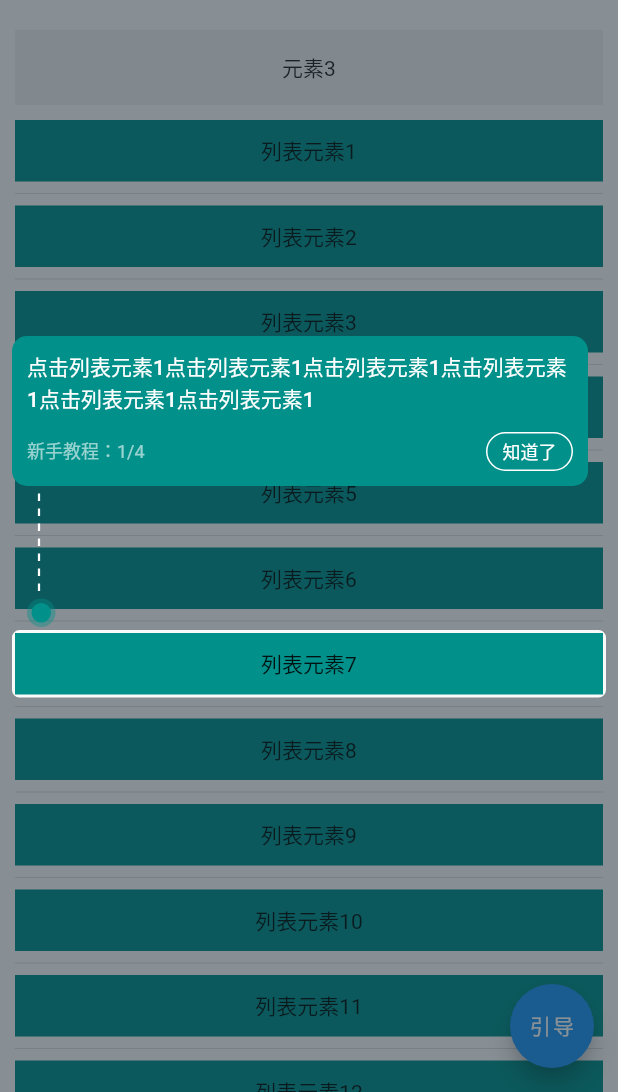
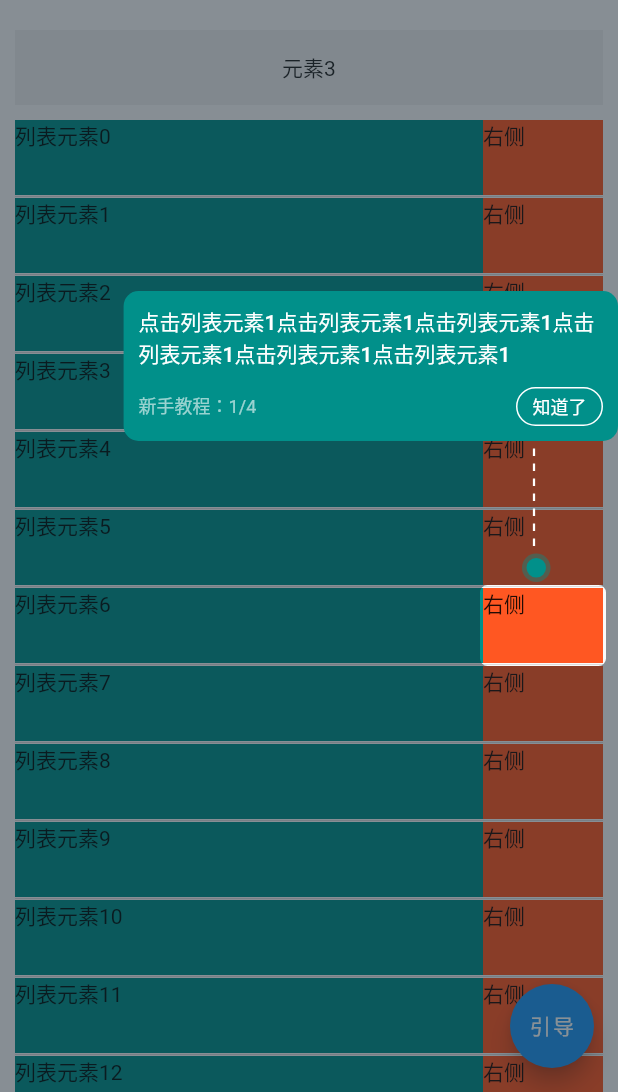
Before and after one commit to error-code/leguang_guide, a Flutter app: the screen it shows after launch, after a tap on "引导", on a phone screen of 412 x 824 dp, the part 144-1236 px from its top. Run offline on Flutter 3.47's test engine with Material 3 defaults, Android fonts, the phone set to English and light mode, and no system bars.

Commit message:
update 0.0.6

```diff
--- a/example/lib/main.dart
+++ b/example/lib/main.dart
@@ -43,7 +43,7 @@ class _MyHomePageState extends State<MyHomePage> {
   GlobalKey key4 = GlobalKey();
 
   void begin(){
-    LeguangGuide.show(
+    LeguangGuideTool.show(
       context: context,
       guides: [
         GuideEntity(keyId: key4,title: '点击列表元素1点击列表元素1点击列表元素1点击列表元素1点击列表元素1点击列表元素1'),
@@ -110,14 +110,27 @@ class _MyHomePageState extends State<MyHomePage> {
               shrinkWrap: true,
               padding: const EdgeInsets.symmetric(vertical: 10),
               physics: const NeverScrollableScrollPhysics(),
-              separatorBuilder: (_,index)=>const Divider(),
+              separatorBuilder: (_,index)=>const Divider(height: 2),
               itemBuilder: (_,index){
                 return Container(
-                  key: index==6?key4:null,
-                  padding: const EdgeInsets.symmetric(vertical: 10),
                   color: const Color(0xff01908A),
+                  height: 50,
                   alignment: Alignment.center,
-                  child: Text('列表元素${index+1}'),
+                  child: Row(
+                    mainAxisAlignment: MainAxisAlignment.spaceBetween,
+                    crossAxisAlignment: CrossAxisAlignment.stretch,
+                    children: [
+                      Expanded(
+                        child: Text('列表元素$index'),
+                      ),
+                      Container(
+                        key: index==6?key4:null,
+                        color: Colors.deepOrange,
+                        width: 80,
+                        child: Text('右侧'),
+                      )
+                    ],
+                  ),
                 );
               },
             )
--- a/lib/leguang_guide.dart
+++ b/lib/leguang_guide.dart
@@ -1,50 +1,4 @@
-library leguang_guide;
-
-import 'package:flutter/material.dart';
-import 'package:leguang_guide/leguang_guide_view.dart';
-import 'leguang_guide_entity.dart';
-export 'leguang_guide_entity.dart';
-
-class LeguangGuide{
-
-  static show({
-    required BuildContext context,
-    List<GuideEntity> guides = const [],
-    String tips = '新手教程'
-  }){
-
-    if(guides.isEmpty) return;
-
-    List<GuideStepEntity> steps = [];
-    for(var item in guides){
-      final RenderBox renderBox = item.keyId.currentContext!.findRenderObject() as RenderBox;
-      // 获取 widget 的大小
-      final size = renderBox.size;
-
-      print('Size: ${size.width} x ${size.height}');
-
-      // 获取 widget 相对于屏幕的位置
-      final position = renderBox.localToGlobal(Offset.zero);
-      print('Position: ${position.dx}, ${position.dy}');
-      steps.add(GuideStepEntity(
-        title: item.title??'',
-        size: Size(
-          size.width+4,
-          size.height+4
-        ),
-        offset: Offset(position.dx-2, position.dy-2)
-      ));
-    }
-
-    showDialog(
-      context: context,
-      barrierColor: Colors.transparent,
-      useSafeArea: false,
-      builder: (_){
-        return LeguangGuideView(
-          steps: steps,
-        );
-      }
-    );
-  }
-}
+library;
+export 'src/leguang_guide_tool.dart';
+export 'src/leguang_guide_view.dart';
+export 'src/leguang_guide_entity.dart';
--- /dev/null
+++ b/lib/src/leguang_guide_box.dart
@@ -0,0 +1,112 @@
+import 'package:flutter/material.dart';
+
+class LeguangGuideBox extends StatefulWidget {
+  const LeguangGuideBox({
+    super.key,
+    this.title,
+    required this.offset,
+    this.current = 0,
+    this.count = 0,
+    this.onNext,
+    this.onInit
+  });
+  final String? title;
+  final Offset offset;
+  final int count;
+  final int current;
+  final VoidCallback? onNext;
+  final ValueChanged<Size>? onInit;
+
+  @override
+  State<LeguangGuideBox> createState() => _LeguangGuideBoxState();
+}
+
+class _LeguangGuideBoxState extends State<LeguangGuideBox> {
+
+  final GlobalKey _key = GlobalKey();
+
+  @override
+  void initState() {
+    super.initState();
+
+    WidgetsBinding.instance.addPostFrameCallback((_) {
+      final RenderBox box = _key.currentContext!.findRenderObject() as RenderBox;
+      final size = box.size;
+      final position = box.localToGlobal(Offset.zero);
+      print("尺寸: $size");
+      widget.onInit?.call(size);
+    });
+  }
+
+  @override
+  Widget build(BuildContext context) {
+    return Stack(
+      children: [
+        LayoutBuilder(
+          builder: (_,box){
+            double width = MediaQuery.sizeOf(context).width;
+            double minWidth = 200;
+            double maxWidth = width*.8;
+            // if(maxWidth<minWidth){
+            //   maxWidth = minWidth;
+            // }
+            return AnimatedContainer(
+              key: _key,
+              duration: const Duration(milliseconds: 200),
+              decoration: BoxDecoration(
+                color: const Color(0xff01908A),
+                borderRadius: BorderRadius.circular(10)
+              ),
+              constraints: BoxConstraints(
+                maxWidth: maxWidth,
+                minWidth: minWidth
+              ),
+              padding: const EdgeInsets.symmetric(horizontal: 10,vertical: 10),
+              child: Column(
+                crossAxisAlignment: CrossAxisAlignment.start,
+                children: [
+                  Text(widget.title??'未命名',style:const TextStyle(
+                    color: Colors.white,
+                    fontSize: 14,
+                    fontWeight: FontWeight.w500
+                  )),
+                  Container(
+                    margin: const EdgeInsets.only(
+                      top: 15,
+                      bottom: 5
+                    ),
+                    child: Text('新手教程：${widget.current+1}/${widget.count}',style: TextStyle(
+                      color: Colors.white.withOpacity(.6),
+                      fontSize: 12
+                    )),
+                  )
+                ],
+              ),
+            );
+          },
+        ),
+        Positioned(
+          right: 10,
+          bottom: 10,
+          child: GestureDetector(
+            onTap: widget.onNext,
+            child: Container(
+              decoration: BoxDecoration(
+                color: Colors.transparent,
+                borderRadius: BorderRadius.circular(20),
+                border: Border.all(
+                  color: Colors.white
+                )
+              ),
+              padding: const EdgeInsets.symmetric(horizontal: 10,vertical: 3),
+              child: const Text('知道了',style: TextStyle(
+                  fontSize: 12,
+                  color: Colors.white
+              )),
+            ),
+          ),
+        )
+      ],
+    );
+  }
+}
--- /dev/null
+++ b/lib/src/leguang_guide_tool.dart
@@ -0,0 +1,47 @@
+import 'package:flutter/material.dart';
+
+import '../leguang_guide.dart';
+import 'leguang_guide_entity.dart';
+
+class LeguangGuideTool{
+  static show({
+    required BuildContext context,
+    List<GuideEntity> guides = const [],
+    String tips = '新手教程'
+  }){
+
+    if(guides.isEmpty) return;
+
+    List<GuideStepEntity> steps = [];
+    for(var item in guides){
+      final RenderBox renderBox = item.keyId.currentContext!.findRenderObject() as RenderBox;
+      // 获取 widget 的大小
+      final size = renderBox.size;
+
+      print('Size: ${size.width} x ${size.height}');
+
+      // 获取 widget 相对于屏幕的位置
+      final position = renderBox.localToGlobal(Offset.zero);
+      print('Position: ${position.dx}, ${position.dy}');
+      steps.add(GuideStepEntity(
+        title: item.title??'',
+        size: Size(
+          size.width+4,
+          size.height+4
+        ),
+        offset: Offset(position.dx-2, position.dy-2)
+      ));
+    }
+
+    showDialog(
+        context: context,
+        barrierColor: Colors.transparent,
+        useSafeArea: false,
+        builder: (_){
+          return LeguangGuideView(
+            steps: steps,
+          );
+        }
+    );
+  }
+}
--- a/lib/leguang_guide_view.dart
+++ b/lib/src/leguang_guide_view.dart
@@ -1,8 +1,8 @@
 import 'dart:developer';
+import 'package:flutter/material.dart';
+import 'package:leguang_guide/src/leguang_guide_box.dart';
+import '../leguang_guide.dart';
 
-import 'package:flutter/material.dart';
-
-import 'leguang_guide_entity.dart';
 
 class LeguangGuideView extends StatefulWidget {
   const LeguangGuideView({super.key,this.steps = const []});
@@ -20,15 +20,14 @@ class _LeguangGuideViewState extends State<LeguangGuideView> {
   String title = '';
   GlobalKey key = GlobalKey();
   double titleHeight = 0;
+  List<Size> sizeList = [];
+  bool isBegin = false;
 
   @override
   void initState() {
     // TODO: implement initState
     super.initState();
-
-    if(widget.steps.isNotEmpty){
-      toNext();
-    }
+    sizeList = List.generate(widget.steps.length, (_)=>Size.zero);
   }
 
   void toNext(){
@@ -37,20 +36,17 @@ class _LeguangGuideViewState extends State<LeguangGuideView> {
       Navigator.pop(context);
       return;
     }
+    setState(() {});
     WidgetsBinding.instance.addPostFrameCallback((_) {
       // 组件渲染完成后执行的操作
       // 延迟到下一帧渲染完成后执行
       print("Widget渲染完成，延迟操作");
-      RenderBox box = key.currentContext!.findRenderObject() as RenderBox;
-      log('${box.size.height}');
       offset = widget.steps[current].offset;
-      titleHeight = box.size.height;
+      size = widget.steps[current].size;
+      titleHeight = sizeList[current].height;
+      title = widget.steps[current].title;
       setState(() {});
     });
-    // offset = widget.steps[current].offset;
-    size = widget.steps[current].size;
-    title = widget.steps[current].title;
-    setState(() { });
   }
 
   @override
@@ -61,44 +57,76 @@ class _LeguangGuideViewState extends State<LeguangGuideView> {
         backgroundColor: Colors.transparent,
         body: Stack(
           children: [
-            ...stepWidget(),
+            /// 先渲染
+            Positioned(
+              left: 0,
+              right: 0,
+              child: Opacity(
+                opacity: 0,
+                child: widgetList(),
+              ),
+            ),
+            Positioned.fill(
+              child: ClipPath(
+                clipper: TransparentClipper(
+                  boxOffset: offset,
+                  boxSize: size
+                ), // 定义透明区域
+                child: Container(
+                  color: const Color(0xff14232E).withOpacity(0.5), // 半透明遮罩层
+                ),
+              ),
+            ),
             Positioned(
               top: kToolbarHeight-10,
               right: 20,
               child: skipWidget(),
             ),
-            tipsWidget(),
+            if(current>-1)
+              tipsWidget(),
           ],
         ),
       ),
     );
   }
 
-  List<Positioned> stepWidget(){
-    return  [
-      // 位置
-      Positioned.fill(
-        child: ClipPath(
-          clipper: TransparentClipper(
-            boxOffset: offset,
-            boxSize: size
-          ), // 定义透明区域
-          child: Container(
-            color: const Color(0xff14232E).withOpacity(0.5), // 半透明遮罩层
-          ),
-        ),
-      ),
-      //绘制小圆点
-    ];
+  Widget widgetList(){
+    return Column(
+      crossAxisAlignment: CrossAxisAlignment.start,
+      children: List.generate(widget.steps.length, (index){
+        return LeguangGuideBox(
+          title: widget.steps[index].title,
+          offset: offset,
+          onInit: (_){
+            sizeList[index] = _;
+            if(!isBegin){
+              isBegin = true;
+              toNext();
+            }
+          },
+        );
+      }),
+    );
   }
 
-  AnimatedPositioned tipsWidget(){
+
+  Widget tipsWidget(){
+
+    double width = MediaQuery.sizeOf(context).width;
     double left = offset.dx;
     double? top = offset.dy+size.height+4;
     bool isBottom = top>MediaQuery.sizeOf(context).height/2;
     if(isBottom){
       top-= size.height+100+titleHeight;
     }
+    var boxSize = sizeList[current];
+    if(left>width-boxSize.width){
+      left = width-boxSize.width;
+    }
+    var lineLeft = (offset.dx-(width-boxSize.width)+size.width/3);
+    print('lineLeft->$lineLeft');
+    if(lineLeft<0) lineLeft = 20;
+
     return AnimatedPositioned(
       duration: const Duration(milliseconds: 200),
       left: left,
@@ -106,21 +134,35 @@ class _LeguangGuideViewState extends State<LeguangGuideView> {
       child: Column(
         crossAxisAlignment: CrossAxisAlignment.start,
         children: isBottom?[
-          titleWidget(),
+          LeguangGuideBox(
+            title: title,
+            offset: offset,
+            onNext: toNext,
+            current: current,
+            count: widget.steps.length,
+          ),
           const SizedBox(height: 5),
-          lineWidget(),
-          dotWidget(),
+          lineWidget(lineLeft),
+          dotWidget(lineLeft),
         ]:[
-          dotWidget(),
+          dotWidget(lineLeft),
           const SizedBox(height: 5),
-          lineWidget(),
-          titleWidget()
+          lineWidget(lineLeft),
+          LeguangGuideBox(
+            title: title,
+            offset: offset,
+            onNext: toNext,
+            current: current,
+            count: widget.steps.length,
+          )
         ],
       ),
     );
   }
 
-  Widget titleWidget(){
+  Widget titleWidget({
+    String? tit
+  }){
     return Stack(
       children: [
         LayoutBuilder(
@@ -128,11 +170,11 @@ class _LeguangGuideViewState extends State<LeguangGuideView> {
             double width = MediaQuery.sizeOf(context).width;
             double minWidth = 200;
             double maxWidth = width-offset.dx-20;
-            if(minWidth>maxWidth){
-              minWidth = maxWidth;
+            if(maxWidth<minWidth){
+              maxWidth = minWidth;
             }
             return AnimatedContainer(
-              key: key,
+              // key: key,
               duration: const Duration(milliseconds: 200),
               decoration: BoxDecoration(
                 color: const Color(0xff01908A),
@@ -146,7 +188,7 @@ class _LeguangGuideViewState extends State<LeguangGuideView> {
               child: Column(
                 crossAxisAlignment: CrossAxisAlignment.start,
                 children: [
-                  Text(title,style:const TextStyle(
+                  Text(tit??title,style:const TextStyle(
                     color: Colors.white,
                     fontSize: 14,
                     fontWeight: FontWeight.w500
@@ -191,10 +233,10 @@ class _LeguangGuideViewState extends State<LeguangGuideView> {
     );
   }
 
-  Widget dotWidget(){
+  Widget dotWidget(double left){
     return Container(
-      margin: const EdgeInsets.only(
-        left: 10
+      margin: EdgeInsets.only(
+        left: left
       ),
       decoration: BoxDecoration(
         color: const Color(0xff01908A).withOpacity(.4),
@@ -212,10 +254,10 @@ class _LeguangGuideViewState extends State<LeguangGuideView> {
     );
   }
 
-  Widget lineWidget(){
+  Widget lineWidget(double left){
     return Container(
-      margin:const EdgeInsets.only(
-        left: 10,
+      margin: EdgeInsets.only(
+        left: left,
         top: 0,
         bottom: 0
       ),
```
Also changed, not shown: pubspec.yaml (+5 -3 lines), example/pubspec.lock, lib/src/leguang_guide_entity.dart (renamed from lib/leguang_guide_entity.dart), 4 other files.
